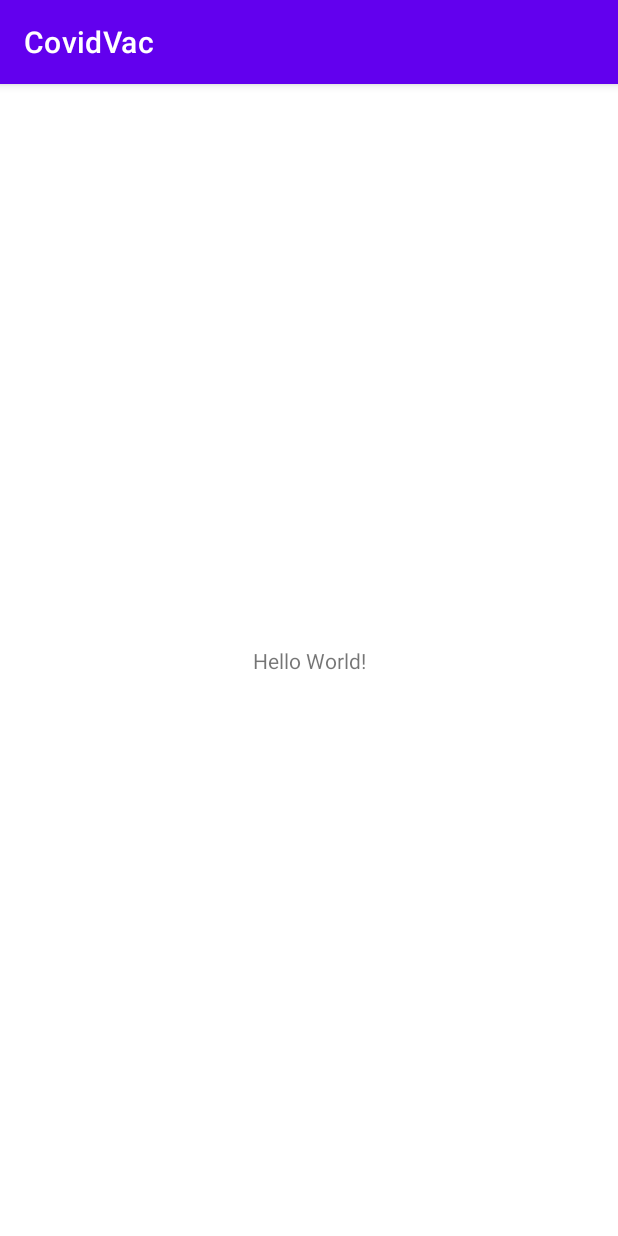
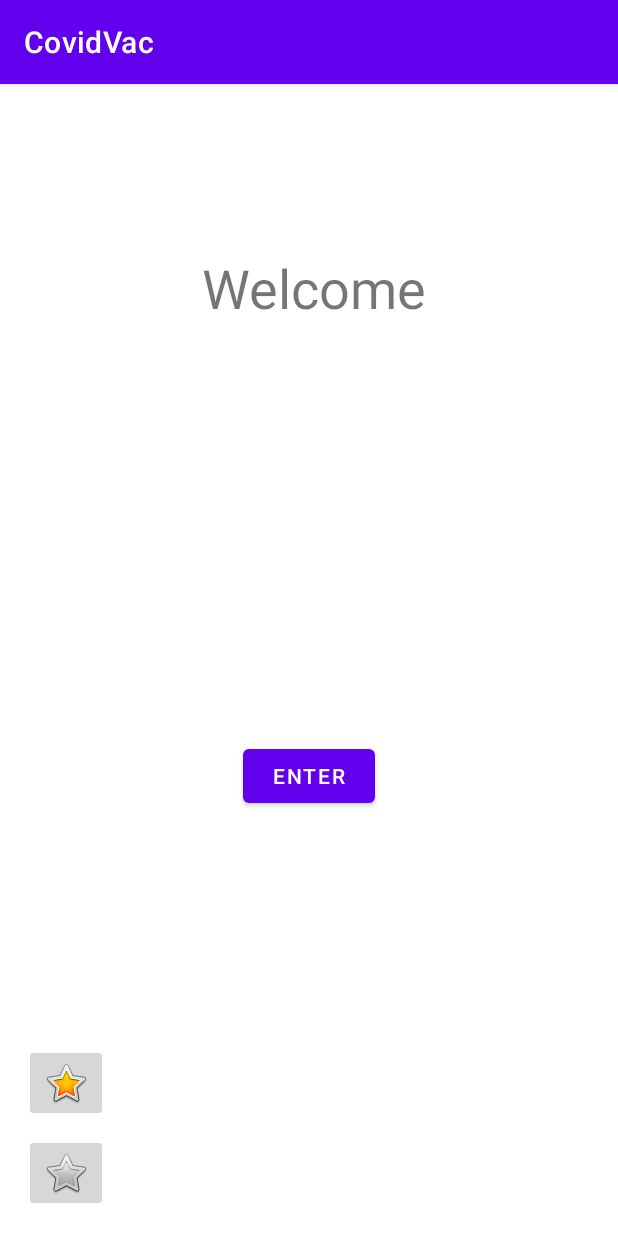
Before and after one commit to crownlel/CovidAppointment, an Android app: the screen it shows after launch (MainActivity), on a phone screen of 412 x 824 dp. Run offline under Robolectric (Android 15) with nearby library versions, the phone set to English and light mode, and no system bars.

Commit message:
Init MainActivity

```diff
--- a/app/src/main/java/com/example/covidvac/MainActivity.java
+++ b/app/src/main/java/com/example/covidvac/MainActivity.java
@@ -3,6 +3,8 @@ package com.example.covidvac;
 import androidx.appcompat.app.AppCompatActivity;
 
 import android.os.Bundle;
+import android.view.View;
+import android.widget.Button;
 
 public class MainActivity extends AppCompatActivity {
 
@@ -10,5 +12,10 @@ public class MainActivity extends AppCompatActivity {
     protected void onCreate(Bundle savedInstanceState) {
         super.onCreate(savedInstanceState);
         setContentView(R.layout.activity_main);
+
+        Button button = findViewById(R.id.btnEnter);
+        button.setOnClickListener(v -> {
+
+        });
     }
 }
--- a/app/src/main/res/layout/activity_main.xml
+++ b/app/src/main/res/layout/activity_main.xml
@@ -7,12 +7,47 @@
     tools:context=".MainActivity">
 
     <TextView
+        android:id="@+id/tvWelcome"
+        android:layout_width="316dp"
+        android:layout_height="43dp"
+        android:text="@string/main_greeting"
+        android:textAlignment="center"
+        android:textSize="36sp"
+        app:layout_constraintBottom_toBottomOf="parent"
+        app:layout_constraintHorizontal_bias="0.534"
+        app:layout_constraintLeft_toLeftOf="parent"
+        app:layout_constraintRight_toRightOf="parent"
+        app:layout_constraintTop_toTopOf="parent"
+        app:layout_constraintVertical_bias="0.154" />
+
+    <Button
+        android:id="@+id/btnEnter"
         android:layout_width="wrap_content"
         android:layout_height="wrap_content"
-        android:text="Hello World!"
+        android:text="@string/main_btn_enter"
         app:layout_constraintBottom_toBottomOf="parent"
-        app:layout_constraintLeft_toLeftOf="parent"
-        app:layout_constraintRight_toRightOf="parent"
-        app:layout_constraintTop_toTopOf="parent" />
+        app:layout_constraintEnd_toEndOf="parent"
+        app:layout_constraintStart_toStartOf="parent"
+        app:layout_constraintTop_toBottomOf="@+id/tvWelcome" />
+
+    <ImageButton
+        android:id="@+id/ibEnglish"
+        android:layout_width="wrap_content"
+        android:layout_height="wrap_content"
+        android:layout_marginStart="16dp"
+        android:layout_marginBottom="16dp"
+        app:layout_constraintBottom_toBottomOf="parent"
+        app:layout_constraintStart_toStartOf="parent"
+        app:srcCompat="@android:drawable/btn_star" />
+
+    <ImageButton
+        android:id="@+id/ibGreek"
+        android:layout_width="wrap_content"
+        android:layout_height="wrap_content"
+        android:layout_marginStart="16dp"
+        android:layout_marginBottom="8dp"
+        app:layout_constraintBottom_toTopOf="@+id/ibEnglish"
+        app:layout_constraintStart_toStartOf="parent"
+        app:srcCompat="@android:drawable/btn_star_big_on" />
 
 </androidx.constraintlayout.widget.ConstraintLayout>
--- a/app/src/main/res/values/strings.xml
+++ b/app/src/main/res/values/strings.xml
@@ -1,3 +1,6 @@
 <resources>
     <string name="app_name">CovidVac</string>
+
+    <string name="main_greeting">Welcome</string>
+    <string name="main_btn_enter">Enter</string>
 </resources>
```
Also changed, not shown: 1 other file.
